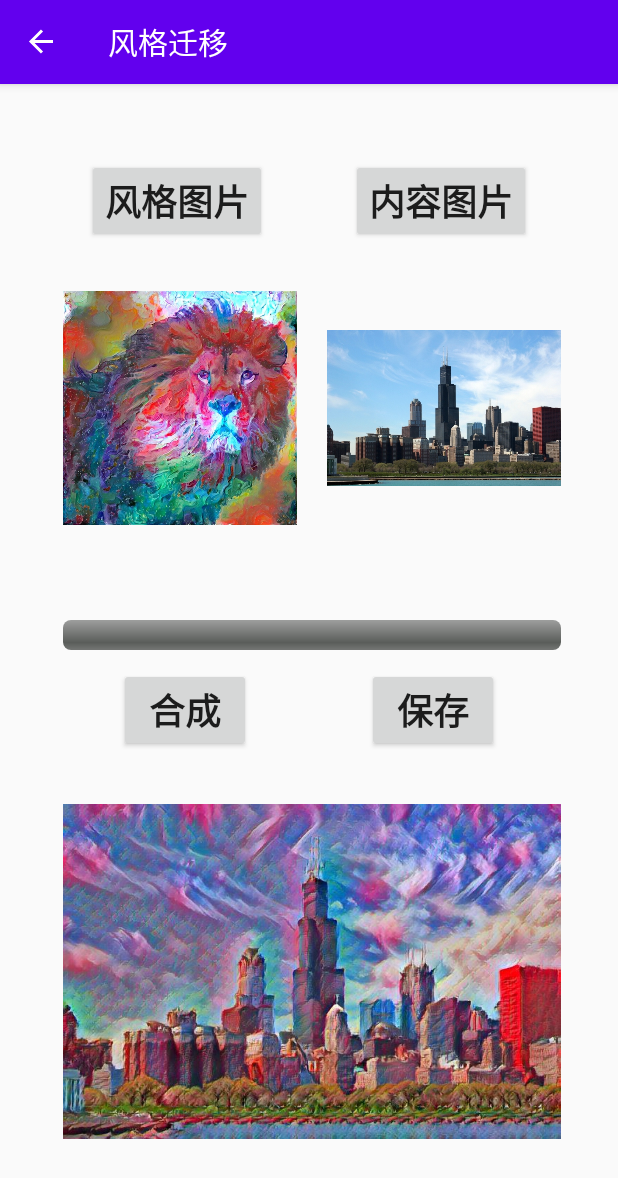
After one commit to FubaoWang/learn_android, an Android app: the StyleTransferFragment screen opened through its navigation route, on a phone screen of 412 x 824 dp. The commit adds this screen. Shown: the top 1178 px of the screen. Run offline under Robolectric (Android 15) with nearby library versions, the phone set to English and light mode, and no system bars; our stand-ins replace data binding, navigation-ui.

Commit message:
搭建好了风格迁移的界面

```diff
--- /dev/null
+++ b/AIDemo/app/src/main/java/com/example/aidemo/StyleTransferFragment.java
@@ -0,0 +1,80 @@
+package com.example.aidemo;
+
+import android.os.Bundle;
+
+import androidx.databinding.DataBindingUtil;
+import androidx.fragment.app.Fragment;
+
+import android.os.Handler;
+import android.os.HandlerThread;
+import android.view.LayoutInflater;
+import android.view.View;
+import android.view.ViewGroup;
+
+import com.example.aidemo.databinding.FragmentStyleTransferBinding;
+
+/**
+ * A simple {@link Fragment} subclass.
+ * Use the {@link StyleTransferFragment#newInstance} factory method to
+ * create an instance of this fragment.
+ */
+public class StyleTransferFragment extends Fragment {
+
+    // TODO: Rename parameter arguments, choose names that match
+    // the fragment initialization parameters, e.g. ARG_ITEM_NUMBER
+    private static final String ARG_PARAM1 = "param1";
+    private static final String ARG_PARAM2 = "param2";
+
+    // TODO: Rename and change types of parameters
+    private String mParam1;
+    private String mParam2;
+
+    public StyleTransferFragment() {
+        // Required empty public constructor
+    }
+
+    /**
+     * Use this factory method to create a new instance of
+     * this fragment using the provided parameters.
+     *
+     * @param param1 Parameter 1.
+     * @param param2 Parameter 2.
+     * @return A new instance of fragment StyleTransferFragment.
+     */
+    // TODO: Rename and change types and number of parameters
+    public static StyleTransferFragment newInstance(String param1, String param2) {
+        StyleTransferFragment fragment = new StyleTransferFragment();
+        Bundle args = new Bundle();
+        args.putString(ARG_PARAM1, param1);
+        args.putString(ARG_PARAM2, param2);
+        fragment.setArguments(args);
+        return fragment;
+    }
+    private FragmentStyleTransferBinding binding;
+    private Handler handler;
+    private HandlerThread handlerThread;
+
+    @Override
+    public void onCreate(Bundle savedInstanceState) {
+        super.onCreate(savedInstanceState);
+        if (getArguments() != null) {
+            mParam1 = getArguments().getString(ARG_PARAM1);
+            mParam2 = getArguments().getString(ARG_PARAM2);
+        }
+    }
+
+    @Override
+    public View onCreateView(LayoutInflater inflater, ViewGroup container,
+                             Bundle savedInstanceState) {
+        // Inflate the layout for this fragment
+//        return inflater.inflate(R.layout.fragment_style_transfer, container, false);
+        binding = DataBindingUtil.inflate(inflater,R.layout.fragment_style_transfer,container,false);
+        binding.setLifecycleOwner(requireActivity());
+        initlistenr();
+        return binding.getRoot();
+    }
+    void init(){}
+    void initlistenr(){
+
+    }
+}
--- a/AIDemo/app/src/main/java/com/example/aidemo/TitleFragment.java
+++ b/AIDemo/app/src/main/java/com/example/aidemo/TitleFragment.java
@@ -89,6 +89,8 @@
                         controller3.navigate(R.id.action_titleFragment_to_superResolutionFragment);
                         break;
                     case R.id.button4:
+                        NavController controller4 = Navigation.findNavController(view);
+                        controller4.navigate(R.id.action_titleFragment_to_styleTransferFragment);
                         break;
                 }
             }
@@ -97,7 +99,7 @@
         binding.button1.setOnClickListener(listener);
         binding.button2.setOnClickListener(listener);
         binding.button3.setOnClickListener(listener);
-
+        binding.button4.setOnClickListener(listener);
         return binding.getRoot();
     }
 }
--- /dev/null
+++ b/AIDemo/app/src/main/res/layout/fragment_style_transfer.xml
@@ -0,0 +1,188 @@
+<?xml version="1.0" encoding="utf-8"?>
+<layout xmlns:android="http://schemas.android.com/apk/res/android"
+    xmlns:app="http://schemas.android.com/apk/res-auto"
+    xmlns:tools="http://schemas.android.com/tools">
+
+    <data>
+
+    </data>
+
+    <androidx.constraintlayout.widget.ConstraintLayout
+        android:layout_width="match_parent"
+        android:layout_height="match_parent"
+        tools:context=".StyleTransferFragment">
+
+        <androidx.constraintlayout.widget.Guideline
+            android:id="@+id/guideline33"
+            android:layout_width="wrap_content"
+            android:layout_height="wrap_content"
+            android:orientation="horizontal"
+            app:layout_constraintGuide_percent="0.08" />
+
+        <Button
+            android:id="@+id/button1"
+            android:layout_width="wrap_content"
+            android:layout_height="wrap_content"
+            android:text="风格图片"
+            android:textSize="24sp"
+            android:textStyle="bold"
+            app:layout_constraintBottom_toTopOf="@+id/guideline33"
+            app:layout_constraintEnd_toStartOf="@+id/button2"
+            app:layout_constraintHorizontal_bias="0.5"
+            app:layout_constraintStart_toStartOf="parent"
+            app:layout_constraintTop_toTopOf="@+id/guideline33" />
+
+        <Button
+            android:id="@+id/button2"
+            android:layout_width="wrap_content"
+            android:layout_height="wrap_content"
+            android:text="内容图片"
+            android:textSize="24sp"
+            android:textStyle="bold"
+            app:layout_constraintBottom_toBottomOf="@+id/button1"
+            app:layout_constraintEnd_toEndOf="parent"
+            app:layout_constraintHorizontal_bias="0.5"
+            app:layout_constraintStart_toEndOf="@+id/button1"
+            app:layout_constraintTop_toTopOf="@+id/button1" />
+
+        <Button
+            android:id="@+id/button3"
+            android:layout_width="wrap_content"
+            android:layout_height="wrap_content"
+            android:text="合成"
+            android:textSize="24sp"
+            android:textStyle="bold"
+            app:layout_constraintBottom_toTopOf="@+id/imageView3"
+            app:layout_constraintEnd_toStartOf="@+id/button4"
+            app:layout_constraintHorizontal_bias="0.5"
+            app:layout_constraintStart_toStartOf="parent"
+            app:layout_constraintTop_toBottomOf="@+id/progressBar2" />
+
+        <androidx.constraintlayout.widget.Guideline
+            android:id="@+id/guideline34"
+            android:layout_width="wrap_content"
+            android:layout_height="wrap_content"
+            android:orientation="vertical"
+            app:layout_constraintGuide_percent="0.1" />
+
+        <androidx.constraintlayout.widget.Guideline
+            android:id="@+id/guideline35"
+            android:layout_width="wrap_content"
+            android:layout_height="wrap_content"
+            android:orientation="vertical"
+            app:layout_constraintGuide_percent="0.91" />
+
+        <androidx.constraintlayout.widget.Guideline
+            android:id="@+id/guideline36"
+            android:layout_width="wrap_content"
+            android:layout_height="wrap_content"
+            android:orientation="horizontal"
+            app:layout_constraintGuide_percent="0.43" />
+
+        <androidx.constraintlayout.widget.Guideline
+            android:id="@+id/guideline37"
+            android:layout_width="wrap_content"
+            android:layout_height="wrap_content"
+            android:orientation="horizontal"
+            app:layout_constraintGuide_percent="0.6" />
+
+        <ProgressBar
+            android:id="@+id/progressBar2"
+            style="@android:style/Widget.ProgressBar.Horizontal"
+            android:layout_width="0dp"
+            android:layout_height="wrap_content"
+            app:layout_constraintBottom_toTopOf="@+id/guideline37"
+            app:layout_constraintEnd_toStartOf="@+id/guideline35"
+            app:layout_constraintHorizontal_bias="0.0"
+            app:layout_constraintStart_toStartOf="@+id/guideline34"
+            app:layout_constraintTop_toTopOf="@+id/guideline36"
+            app:layout_constraintVertical_bias="0.24" />
+
+        <androidx.constraintlayout.widget.Guideline
+            android:id="@+id/guideline38"
+            android:layout_width="wrap_content"
+            android:layout_height="wrap_content"
+            android:orientation="vertical"
+            app:layout_constraintGuide_percent="0.53" />
+
+        <androidx.constraintlayout.widget.Guideline
+            android:id="@+id/guideline43"
+            android:layout_width="wrap_content"
+            android:layout_height="wrap_content"
+            android:orientation="vertical"
+            app:layout_constraintGuide_percent="0.48" />
+
+        <androidx.constraintlayout.widget.Guideline
+            android:id="@+id/guideline39"
+            android:layout_width="wrap_content"
+            android:layout_height="wrap_content"
+            android:orientation="horizontal"
+            app:layout_constraintGuide_percent="0.97" />
+
+        <ImageView
+            android:id="@+id/imageView1"
+            android:layout_width="0dp"
+            android:layout_height="0dp"
+            android:src="@drawable/lion"
+            app:layout_constraintBottom_toTopOf="@+id/guideline41"
+            app:layout_constraintEnd_toStartOf="@+id/guideline43"
+            app:layout_constraintStart_toStartOf="@+id/guideline34"
+            app:layout_constraintTop_toTopOf="@+id/guideline40" />
+
+        <androidx.constraintlayout.widget.Guideline
+            android:id="@+id/guideline40"
+            android:layout_width="wrap_content"
+            android:layout_height="wrap_content"
+            android:orientation="horizontal"
+            app:layout_constraintGuide_percent="0.11" />
+
+        <androidx.constraintlayout.widget.Guideline
+            android:id="@+id/guideline41"
+            android:layout_width="wrap_content"
+            android:layout_height="wrap_content"
+            android:background="#E91E63"
+            android:orientation="horizontal"
+            app:layout_constraintGuide_percent="0.43" />
+
+        <ImageView
+            android:id="@+id/imageView2"
+            android:layout_width="0dp"
+            android:layout_height="0dp"
+            android:src="@drawable/chicago"
+            app:layout_constraintBottom_toTopOf="@+id/guideline41"
+            app:layout_constraintEnd_toStartOf="@+id/guideline35"
+            app:layout_constraintStart_toStartOf="@+id/guideline38"
+            app:layout_constraintTop_toTopOf="@+id/guideline40" />
+
+        <Button
+            android:id="@+id/button4"
+            android:layout_width="wrap_content"
+            android:layout_height="wrap_content"
+            android:text="保存"
+            android:textSize="24sp"
+            android:textStyle="bold"
+            app:layout_constraintBottom_toBottomOf="@+id/button3"
+            app:layout_constraintEnd_toEndOf="parent"
+            app:layout_constraintHorizontal_bias="0.5"
+            app:layout_constraintStart_toEndOf="@+id/button3"
+            app:layout_constraintTop_toTopOf="@+id/button3" />
+
+        <androidx.constraintlayout.widget.Guideline
+            android:id="@+id/guideline42"
+            android:layout_width="wrap_content"
+            android:layout_height="wrap_content"
+            android:orientation="horizontal"
+            app:layout_constraintGuide_percent="0.54" />
+
+        <ImageView
+            android:id="@+id/imageView3"
+            android:layout_width="0dp"
+            android:layout_height="0dp"
+            android:src="@drawable/chicago_lion"
+            app:layout_constraintBottom_toTopOf="@+id/guideline39"
+            app:layout_constraintEnd_toStartOf="@+id/guideline35"
+            app:layout_constraintStart_toStartOf="@+id/guideline34"
+            app:layout_constraintTop_toTopOf="@+id/guideline37" />
+
+    </androidx.constraintlayout.widget.ConstraintLayout>
+</layout>
--- a/AIDemo/app/src/main/res/navigation/graph_nav.xml
+++ b/AIDemo/app/src/main/res/navigation/graph_nav.xml
@@ -23,6 +23,9 @@
             android:id="@+id/action_titleFragment_to_superResolutionFragment"
             app:destination="@id/superResolutionFragment"
             app:enterAnim="@anim/fragment_fade_enter" />
+        <action
+            android:id="@+id/action_titleFragment_to_styleTransferFragment"
+            app:destination="@id/styleTransferFragment" />
     </fragment>
     <fragment
         android:id="@+id/classificationFragment"
@@ -57,4 +60,13 @@
             app:exitAnim="@anim/fragment_fade_exit"
             app:popUpTo="@id/titleFragment" />
     </fragment>
+    <fragment
+        android:id="@+id/styleTransferFragment"
+        android:name="com.example.aidemo.StyleTransferFragment"
+        android:label="风格迁移"
+        tools:layout="@layout/fragment_style_transfer">
+        <action
+            android:id="@+id/action_styleTransferFragment_to_titleFragment"
+            app:destination="@id/titleFragment" />
+    </fragment>
 </navigation>
```
Also changed, not shown: AIDemo/app/src/main/res/drawable-v24/chicago.jpg (added), AIDemo/app/src/main/res/drawable-v24/lion.jpg (added), AIDemo/app/src/main/res/drawable/chicago_lion.jpg (added).
